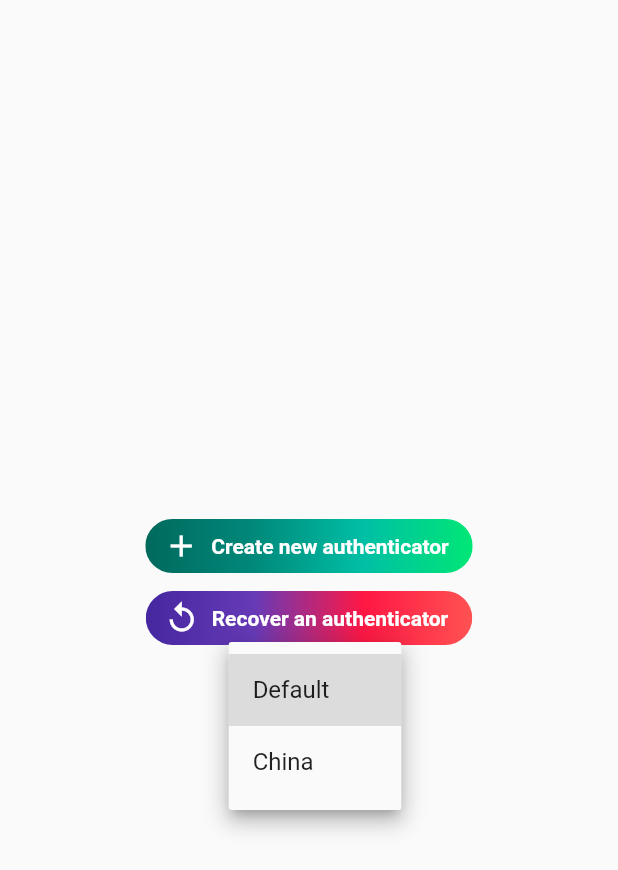
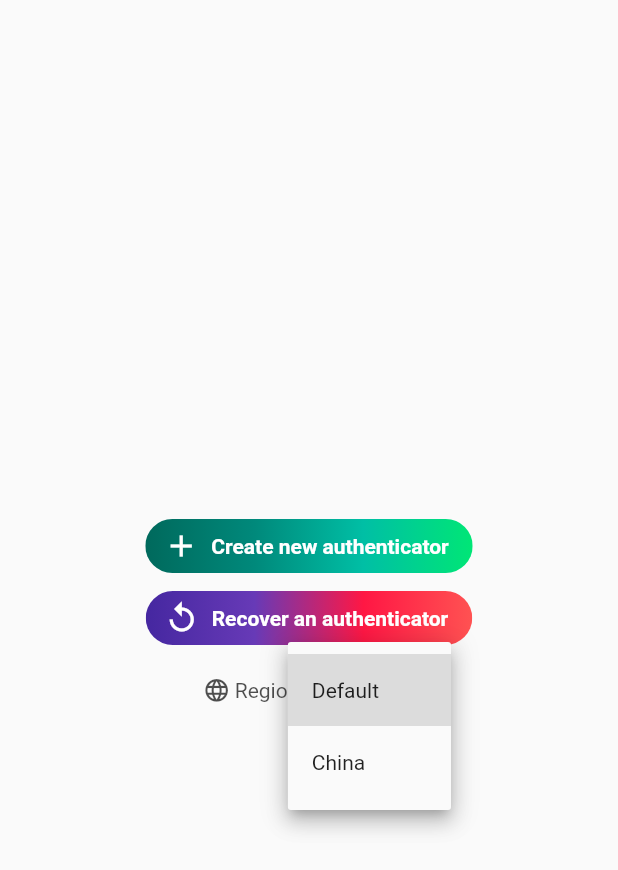
Before and after one commit to connectety/bma_desktop_setup, a Flutter app: the screen it shows after launch, after a tap on "Default", on a phone screen of 412 x 824 dp. Shown: the top 870 px of the screen. Run offline on Flutter 3.47's test engine with Material 2 defaults, Android fonts, the phone set to English and light mode, and no system bars; our stand-ins replace qr_flutter; missing offline and left inert: base32, pointycastle.

Commit message:
redesigned region selector

```diff
--- a/lib/widgets/region_selector.dart
+++ b/lib/widgets/region_selector.dart
@@ -12,24 +12,38 @@ class RegionSelector extends StatelessWidget {
 
   @override
   Widget build(BuildContext context) {
-    return ScopedModelDescendant<RegionModel>(
+    const Color muteColor = Color(0xB0000000);
+
+    final TextStyle normalStyle = Theme.of(context).textTheme.bodyText2;
+    final TextStyle muteStyle = normalStyle.copyWith(color: muteColor);
+
+    return Row(
+      mainAxisAlignment: MainAxisAlignment.center,
+      children: <Widget>[
+        Icon(Icons.language, color: muteColor, size: muteStyle.fontSize * 1.3),
+        const SizedBox(width: 3),
+        Text('Region:', style: muteStyle),
+        const SizedBox(width: 5),
+        ScopedModelDescendant<RegionModel>(
           builder: (BuildContext context, Widget child, RegionModel model) {
             return DropdownButton<String>(
               value: model.region,
               icon: const Icon(Icons.arrow_drop_down),
               onChanged: model.setRegion,
-          items: const <DropdownMenuItem<String>>[
+              items: <DropdownMenuItem<String>>[
                 DropdownMenuItem<String>(
                   value: 'US',
-              child: Text('Default'),
+                  child: Text('Default', style: normalStyle),
                 ),
                 DropdownMenuItem<String>(
                   value: 'CN',
-              child: Text('China'),
+                  child: Text('China', style: normalStyle),
                 ),
               ],
             );
           },
+        ),
+      ],
     );
   }
 }
```
Also changed, not shown: 1 other file. Lines whose indentation alone changed are shown as unchanged.
